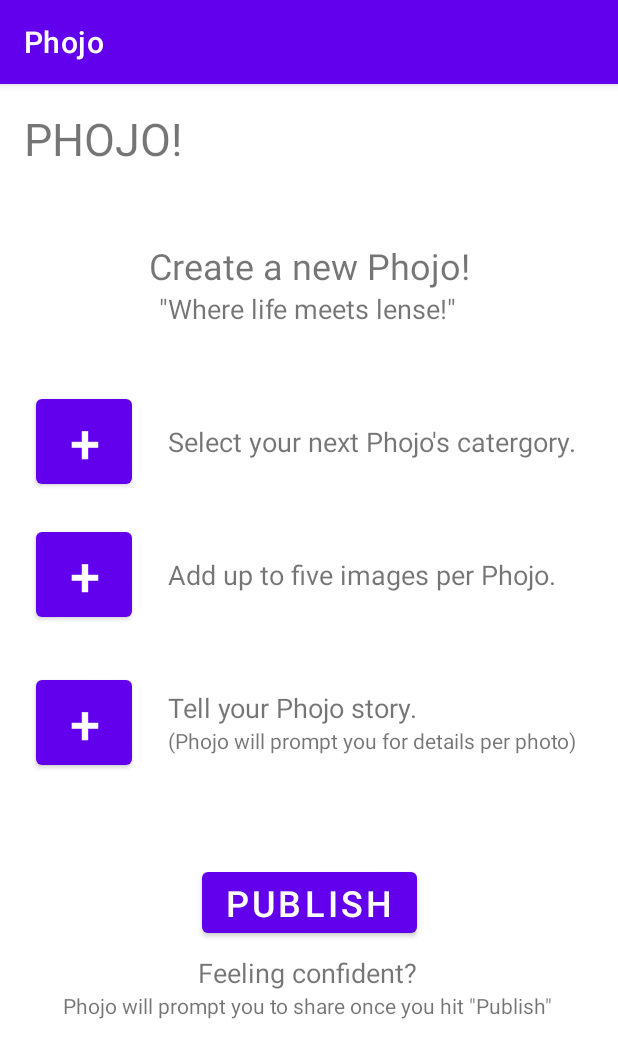
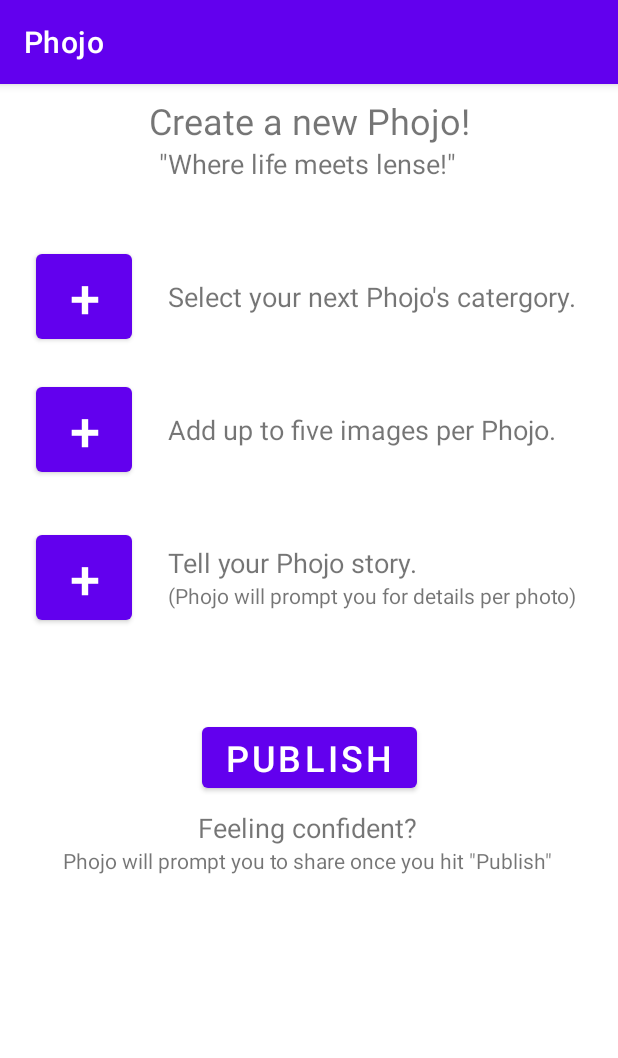
Before and after one commit to jhurd1/Phojo, an Android app: the CreateNew screen opened directly, with no data from a screen before it, on a phone screen of 412 x 824 dp. Shown: the top 1058 px of the screen. Run offline under Robolectric (Android 15) with nearby library versions, the phone set to English and light mode, and no system bars.

Commit message:
started coding CreateNew and took out the Phojo textview

```diff
--- a/app/src/main/java/com/example/phojo/CreateNew.java
+++ b/app/src/main/java/com/example/phojo/CreateNew.java
@@ -3,12 +3,25 @@ package com.example.phojo;
 import androidx.appcompat.app.AppCompatActivity;
 
 import android.os.Bundle;
+import android.view.View;
+import android.widget.Button;
 
-public class CreateNew extends AppCompatActivity {
+public class CreateNew extends AppCompatActivity implements View.OnClickListener {
+
+    Button addDescription, addImages, selectCategory;
 
     @Override
     protected void onCreate(Bundle savedInstanceState) {
         super.onCreate(savedInstanceState);
         setContentView(R.layout.activity_create_new);
+
+        addDescription = (Button)findViewById(R.id.addDescription);
+        addImages = (Button)findViewById(R.id.addImages);
+        selectCategory = (Button)findViewById(R.id.selectCategory);
+    }
+
+    @Override
+    public void onClick(View v) {
+
     }
 }
--- a/app/src/main/res/layout/activity_create_new.xml
+++ b/app/src/main/res/layout/activity_create_new.xml
@@ -97,23 +97,10 @@
         android:layout_width="wrap_content"
         android:layout_height="wrap_content"
         android:layout_gravity="center"
-        android:layout_marginTop="48dp"
+        android:layout_marginTop="8dp"
         android:text="Create a new Phojo!"
         android:textSize="24sp"
         app:layout_constraintEnd_toEndOf="parent"
-        app:layout_constraintStart_toStartOf="parent"
-        app:layout_constraintTop_toBottomOf="@+id/textView" />
-
-    <TextView
-        android:id="@+id/textView"
-        android:layout_width="wrap_content"
-        android:layout_height="wrap_content"
-        android:layout_gravity="center"
-        android:layout_marginStart="16dp"
-        android:layout_marginLeft="16dp"
-        android:layout_marginTop="16dp"
-        android:text="PHOJO!"
-        android:textSize="30sp"
         app:layout_constraintStart_toStartOf="parent"
         app:layout_constraintTop_toTopOf="parent" />
 
```
